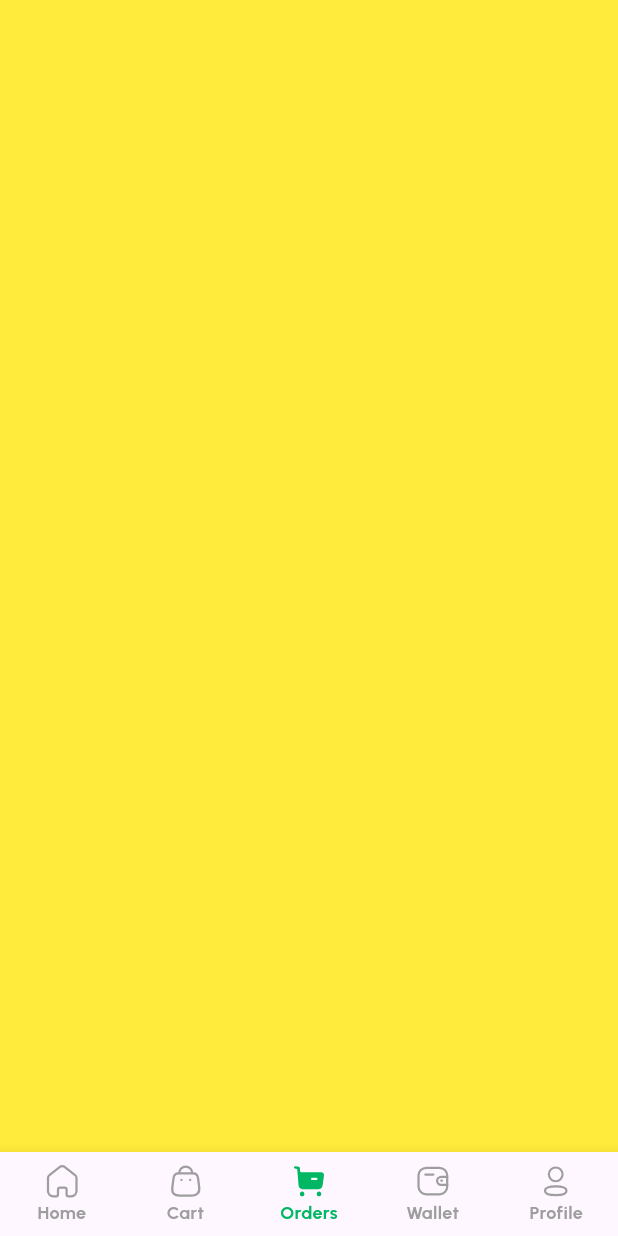
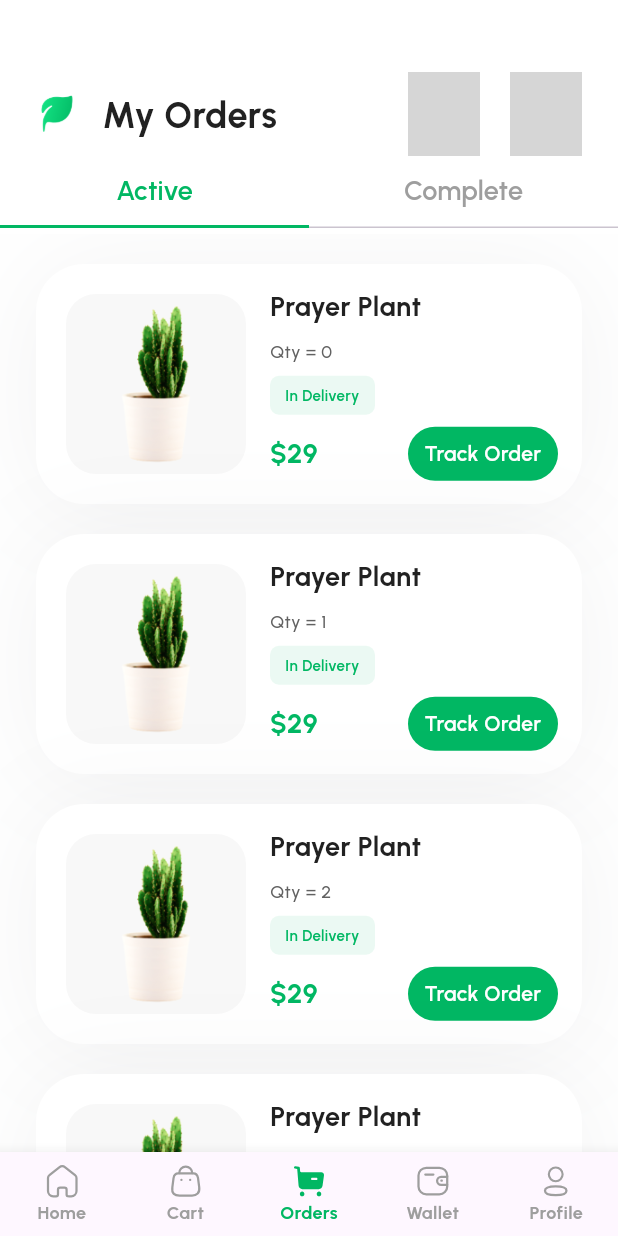
Before and after one commit to HamiidrezaRamezani/potea-plant-e-commerce, a Flutter app: the screen it shows after launch, item 3 of the bottom bar chosen, on a phone screen of 412 x 824 dp. Run offline on Flutter 3.47's test engine with Material 3 defaults, Android fonts, the light colour scheme and no system bars; our stand-ins replace dots_indicator, flutter_svg, lottie, pin_code_fields; grey boxes are pictures that could not be loaded.

Commit message:
add my orders

```diff
--- /dev/null
+++ b/lib/DesignSystem/orders/app_orders.dart
@@ -0,0 +1,108 @@
+import 'package:flutter/material.dart';
+import 'package:flutter_svg/flutter_svg.dart';
+import 'package:potea_plant_e_commerce/DesignSystem/colors/app_colors.dart';
+import 'package:potea_plant_e_commerce/DesignSystem/icons/app_icons.dart';
+import 'package:potea_plant_e_commerce/DesignSystem/shadow/app_shadow.dart';
+
+import '../typography/text_style.dart';
+
+class AppOrders {
+  AppOrders._();
+
+  static Widget myCart(
+      Color backgroundColor,
+      double height,
+      double width,
+      String image,
+      String title,
+      String price,
+      int number
+      ) {
+    return Container(
+      height: height,
+      width: width,
+      decoration: BoxDecoration(
+          color: backgroundColor,
+          boxShadow: AppShadow.shadow2,
+          borderRadius: const BorderRadius.all(Radius.circular(32.0))),
+      child: Row(
+        children: [
+          SizedBox(
+            width: 20.0,
+          ),
+          Container(
+            height: 120.0,
+            width: 120.0,
+            decoration: BoxDecoration(
+                color: AppColors.silver1,
+                borderRadius: const BorderRadius.all(Radius.circular(20.0))),
+            child: Center(
+              child: Image.asset(
+                image,
+                fit: BoxFit.fill,
+              ),
+            ),
+          ),
+          SizedBox(
+            width: 16.0,
+          ),
+          Expanded(child: Column(
+            mainAxisAlignment: MainAxisAlignment.center,
+            children: [
+              Row(
+                children: [
+                  TextStyles.heading6(title,AppColors.grey900)
+                ],
+              ),
+              SizedBox(height: 8.0,),
+              Row(
+                children: [
+                  TextStyles.bodyS('Qty = $number',AppColors.grey700, 'medium' , TextAlign.center)
+                ],
+              ),
+              SizedBox(height: 8.0,),
+              Row(
+                children: [
+                  Container(
+                    height: 26.0,
+                    width: 70,
+                    decoration: BoxDecoration(
+                      color: AppColors.greenTran,
+                      borderRadius: BorderRadius.all(Radius.circular(6.0))
+                    ),
+                    child: Center(
+                      child: TextStyles.bodyXS('In Delivery',AppColors.primary500Color, 'semiBold' , TextAlign.center),
+                    ),
+                  )
+                ],
+              ),
+
+              const SizedBox(height: 8.0,),
+              Row(
+                mainAxisAlignment: MainAxisAlignment.spaceBetween,
+                children: [
+                  TextStyles.heading6(price,AppColors.primary500Color),
+                  Container(
+                    height: 36.0,
+                    width: 100.0,
+                    decoration: BoxDecoration(
+                        color: AppColors.primary500Color,
+                        borderRadius: BorderRadius.all(Radius.circular(100.0))
+                    ),
+                    child: Center(
+                      child: TextStyles.bodyM('Track Order', AppColors.white, 'semiBold', TextAlign.center),
+                    )
+                  ),
+
+                ],
+              ),
+            ],
+          )),
+          SizedBox(
+            width: 16.0,
+          ),
+        ],
+      ),
+    );
+  }
+}
--- a/lib/Presentation/ui/index_screens/index/index_page.dart
+++ b/lib/Presentation/ui/index_screens/index/index_page.dart
@@ -4,6 +4,7 @@ import 'package:potea_plant_e_commerce/DesignSystem/icons/app_icons.dart';
 import 'package:potea_plant_e_commerce/Presentation/ui/index_screens/account_screen/profile_page.dart';
 import 'package:potea_plant_e_commerce/Presentation/ui/index_screens/cart_order_checkout_screens/my_cart_page.dart';
 import 'package:potea_plant_e_commerce/Presentation/ui/index_screens/home_screen/home_page.dart';
+import 'package:potea_plant_e_commerce/Presentation/ui/index_screens/orders_screen/my_orders_page.dart';
 
 import '../../../../DesignSystem/colors/app_colors.dart';
 
@@ -20,7 +21,7 @@ class _IndexPageState extends State<IndexPage> {
   static List<Widget> _pages = <Widget>[
     HomePage(),
     MyCartPage(),
-    Container(color: Colors.yellow,),
+    MyOrdersPage(),
     Container(color: Colors.green,),
     ProfilePage()
   ];
--- /dev/null
+++ b/lib/Presentation/ui/index_screens/orders_screen/my_orders_page.dart
@@ -0,0 +1,108 @@
+import 'package:flutter/material.dart';
+import 'package:flutter_svg/svg.dart';
+import 'package:potea_plant_e_commerce/DesignSystem/images/app_images.dart';
+import 'package:potea_plant_e_commerce/DesignSystem/orders/app_orders.dart';
+import 'package:potea_plant_e_commerce/DesignSystem/size/app_size.dart';
+
+import '../../../../DesignSystem/colors/app_colors.dart';
+import '../../../../DesignSystem/icons/app_icons.dart';
+import '../../../../DesignSystem/padding/app_padding.dart';
+import '../../../../DesignSystem/typography/text_style.dart';
+
+class MyOrdersPage extends StatefulWidget {
+  const MyOrdersPage({super.key});
+
+  @override
+  State<MyOrdersPage> createState() => _MyOrdersPageState();
+}
+
+class _MyOrdersPageState extends State<MyOrdersPage> {
+
+  final List<Tab> myTabs = <Tab>[
+    const Tab(text: 'Active'),
+    const Tab(text: 'Complete'),
+  ];
+
+  @override
+  Widget build(BuildContext context) {
+    return DefaultTabController(
+      initialIndex: 0,
+      length: myTabs.length,
+      child: Scaffold(
+        backgroundColor: AppColors.white,
+        body: Column(
+          children: [
+            const SizedBox(height: 24.0,),
+            AppPadding.paddingOnlyWidget(
+                SizedBox(
+                  height: 56.0,
+                  width: context.width,
+                  child: Row(
+                    mainAxisAlignment: MainAxisAlignment.spaceBetween,
+                    children: [
+                      Row(
+                        children: [
+                          Image.asset('assets/images/png/logo.png',
+                              width: 28.0),
+                          const SizedBox(
+                            width: 16.0,
+                          ),
+                          TextStyles.heading4('My Orders', AppColors.grey900),
+                        ],
+                      ),
+                      Row(
+                        children: [
+                          InkWell(
+                            onTap: () {},
+                            child: SvgPicture.asset(AppIcons.search),
+                          ),
+                          const SizedBox(width: 20.0,),
+                          InkWell(
+                            onTap: () {},
+                            child: SvgPicture.asset(AppIcons.moreCircle),
+                          ),
+                        ],
+                      ),
+                    ],
+                  ),
+                ),
+                24.0,
+                24.0,
+                24.0,
+                0.0),
+
+            TabBar(
+              tabs: myTabs,
+              indicatorSize: TabBarIndicatorSize.tab,
+              indicatorColor: AppColors.primary500Color,
+              labelColor: AppColors.primary500Color,
+              labelStyle: const TextStyle(
+                fontFamily: 'urbanistSemiBold',
+                fontWeight: FontWeight.bold,
+                fontSize: 18.0
+              ),
+              unselectedLabelColor: AppColors.grey500,
+              unselectedLabelStyle: const TextStyle(
+                  fontFamily: 'urbanistSemiBold',
+                  fontSize: 18.0
+              ),
+            ),
+            const SizedBox(height: 4.0,),
+            Expanded(child: TabBarView(
+              children: [
+                MediaQuery.removePadding(context: context, removeTop: true, child: ListView.builder(
+                    itemCount: 5,
+                    itemBuilder: (BuildContext context , int index){
+                  return AppPadding.paddingOnlyWidget(AppOrders.myCart(AppColors.white, 160.0, context.width, AppImages.plant11, 'Prayer Plant', '\$29', index), 24, 24, 20, 0.0);
+                }),),
+                Container(
+                  color: Colors.yellow,
+                )
+              ]
+            ),)
+          ],
+        ),
+      ),
+    );
+  }
+}
```
